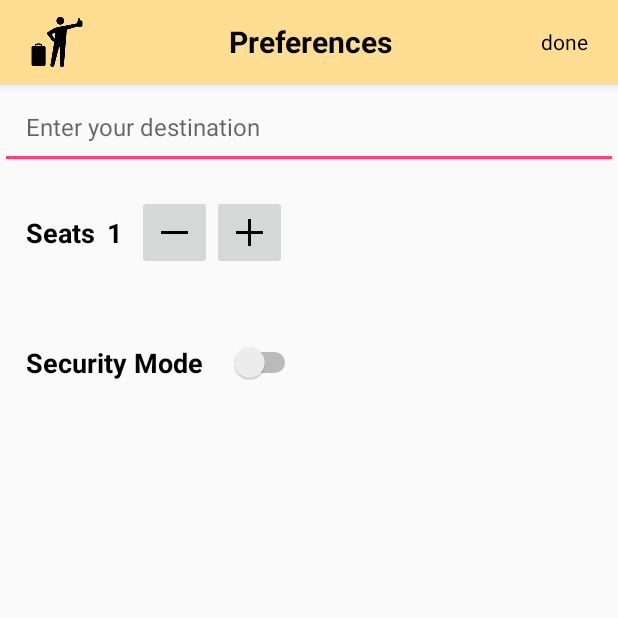
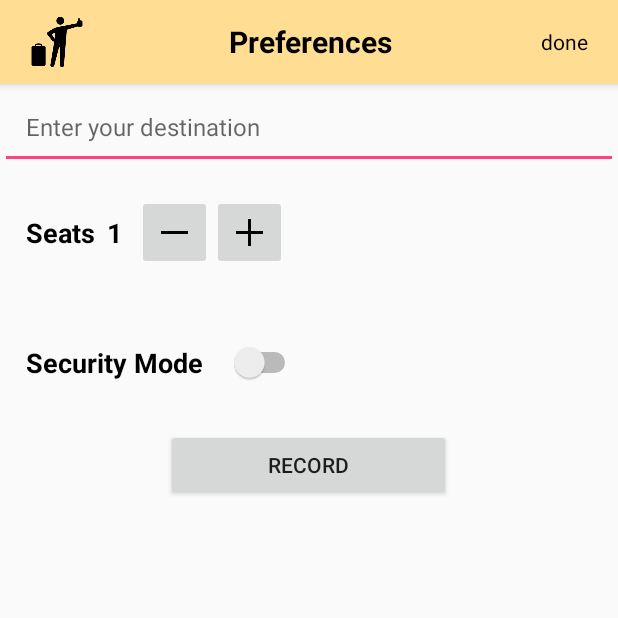
Before and after one commit to PunktSonstNichts/Hitchhacking, an Android app: the HitchHikePreferenceActivity screen opened directly, with no data from a screen before it, after a tap on "done", on a phone screen of 412 x 824 dp, the top half of it. Run offline under Robolectric (Android 15) with nearby library versions, the phone set to English and light mode, and no system bars; 1 statement that could not run was skipped.

Commit message:
just commit

```diff
--- a/client/HitchHacker/app/src/main/AndroidManifest.xml
+++ b/client/HitchHacker/app/src/main/AndroidManifest.xml
@@ -5,8 +5,8 @@
     <uses-permission android:name="android.permission.ACCESS_COARSE_LOCATION"/>
     <uses-permission android:name="android.permission.ACCESS_FINE_LOCATION"/>
     <uses-permission android:name="android.permission.INTERNET"/>
+
     <uses-library android:name="com.google.android.maps"/>
-
 
     <application
         android:allowBackup="true"
@@ -14,7 +14,6 @@
         android:label="@string/app_name"
         android:supportsRtl="true"
         android:theme="@style/AppTheme">
-
         <meta-data
             android:name="com.google.android.geo.API_KEY"
             android:value="AIzaSyBjVO3eaX1ckpZ5WBaNcX0EwYBzKDalgrU"/>
@@ -34,6 +33,8 @@
         </activity>
         <activity android:name=".HitchHiker.HitchHikePreferenceActivity">
         </activity>
+        <activity android:name=".MainActivity">
+        </activity>
     </application>
 
 </manifest>
--- a/client/HitchHacker/app/src/main/java/com/landtanin/hitchhacker/EnterDetailActivity.java
+++ b/client/HitchHacker/app/src/main/java/com/landtanin/hitchhacker/EnterDetailActivity.java
@@ -37,6 +37,8 @@ public class EnterDetailActivity extends AppCompatActivity {
 
         strUserName = String.valueOf(binding.editTxtUsrName.getText());
         strPassWord = String.valueOf(binding.editTxtPassWord.getText());
+
+
 
         binding.okBtn.setOnClickListener(new View.OnClickListener() {
             @Override
--- a/client/HitchHacker/app/src/main/java/com/landtanin/hitchhacker/HitchHiker/HitchHikePreferenceActivity.java
+++ b/client/HitchHacker/app/src/main/java/com/landtanin/hitchhacker/HitchHiker/HitchHikePreferenceActivity.java
@@ -2,7 +2,10 @@ package com.landtanin.hitchhacker.HitchHiker;
 
 import android.Manifest;
 import android.content.pm.PackageManager;
-import android.databinding.DataBindingUtil;
+import android.location.Location;
+import android.location.LocationManager;
+import android.media.MediaPlayer;
+import android.media.MediaRecorder;
 import android.os.AsyncTask;
 import android.os.Bundle;
 import android.support.annotation.NonNull;
@@ -11,6 +14,10 @@ import android.support.v4.app.ActivityCompat;
 import android.support.v7.app.AppCompatActivity;
 import android.util.Log;
 import android.view.View;
+import android.widget.EditText;
+import android.widget.ImageButton;
+import android.widget.Switch;
+import android.widget.TextView;
 
 import com.google.android.gms.common.ConnectionResult;
 import com.google.android.gms.common.api.GoogleApiClient;
@@ -19,9 +26,9 @@ import com.google.android.gms.maps.CameraUpdateFactory;
 import com.google.android.gms.maps.GoogleMap;
 import com.google.android.gms.maps.OnMapReadyCallback;
 import com.google.android.gms.maps.model.LatLng;
+import com.google.android.gms.maps.model.MarkerOptions;
 import com.landtanin.hitchhacker.JSONObtained;
 import com.landtanin.hitchhacker.R;
-import com.landtanin.hitchhacker.databinding.ActivityHitchHikePreferenceBinding;
 
 import org.json.JSONObject;
 
@@ -37,7 +44,7 @@ import static android.preference.PreferenceManager.getDefaultSharedPreferences;
 
 public class HitchHikePreferenceActivity extends AppCompatActivity implements OnMapReadyCallback, GoogleApiClient.ConnectionCallbacks, GoogleApiClient.OnConnectionFailedListener {
 
-    ActivityHitchHikePreferenceBinding binding;
+//    ActivityHitchHikePreferenceBinding binding;
 
     private int seatCounter = 1;
 
@@ -49,7 +56,8 @@ public class HitchHikePreferenceActivity extends AppCompatActivity implements On
     private GoogleApiClient mGoogleApiClient;
     private GoogleMap map;
 
-    private android.location.Location mLastLocation;
+    private Location mLastLocation;
+
 
     private String strLat, strLong, strAccuracy, strBearing;
 
@@ -58,12 +66,31 @@ public class HitchHikePreferenceActivity extends AppCompatActivity implements On
 
     private float desHeading;
 
+    private LocationManager locationManager;
 
+    private TextView txtHitchDone;
+    private EditText destinationTxt;
+    TextView seatNumberTxt;
+    ImageButton minusBtn;
+
+    ImageButton plusBtn;
+    Switch swtch_secure;
+
+    //--- audio record----
+
+    private static final String LOG_TAG = "AudioRecordTest";
+    private static String mFileName = null;
+
+    private RecordButton mRecordButton = null;
+    private MediaRecorder mRecorder = null;
+
+    private PlayButton   mPlayButton = null;
+    private MediaPlayer mPlayer = null;
 
     @Override
     protected void onCreate(Bundle savedInstanceState) {
         super.onCreate(savedInstanceState);
-        binding = DataBindingUtil.setContentView(this, R.layout.activity_hitch_hike_preference);
+        setContentView(R.layout.activity_hitch_hike_preference);
 
         // map
         mGoogleApiClient = new GoogleApiClient.Builder(this)
@@ -72,34 +99,39 @@ public class HitchHikePreferenceActivity extends AppCompatActivity implements On
                 .addApi(LocationServices.API)
                 .build();
 
-////        MapFragment mapFragment = (MapFragment) getFragmentManager().findFragmentById(R.id.map);
-////        mapFragment.getMapAsync(this);
+//        MapFragment mapFragment = (MapFragment) getFragmentManager().findFragmentById(R.id.map);
+//        mapFragment.getMapAsync(this);
+
+        txtHitchDone = (TextView) findViewById(R.id.txtHitchDone);
+        destinationTxt = (EditText) findViewById(R.id.destination_txt);
+        seatNumberTxt = (TextView) findViewById(R.id.seat_number_txt);
+        minusBtn = (ImageButton) findViewById(R.id.minusBtn);
+        plusBtn = (ImageButton) findViewById(R.id.plusBtn);
+        swtch_secure = (Switch) findViewById(R.id.swtch_secure);
 
 
-
-
-        binding.minusBtn.setOnClickListener(new View.OnClickListener() {
+        minusBtn.setOnClickListener(new View.OnClickListener() {
             @Override
             public void onClick(View view) {
                 if (seatCounter > 1) seatCounter--;
                 else seatCounter = 1;
 
-                binding.seatNumberTxt.setText(String.valueOf(seatCounter));
+                seatNumberTxt.setText(String.valueOf(seatCounter));
             }
         });
 
-        binding.plusBtn.setOnClickListener(new View.OnClickListener() {
+        plusBtn.setOnClickListener(new View.OnClickListener() {
             @Override
             public void onClick(View view) {
                 if (seatCounter < 7) seatCounter++;
                 else seatCounter = 7;
 
-                binding.seatNumberTxt.setText(String.valueOf(seatCounter));
+                seatNumberTxt.setText(String.valueOf(seatCounter));
             }
 
         });
 
-        binding.txtHitchDone.setOnClickListener(new View.OnClickListener() {
+        txtHitchDone.setOnClickListener(new View.OnClickListener() {
             @Override
             public void onClick(View view) {
 
@@ -116,11 +148,11 @@ public class HitchHikePreferenceActivity extends AppCompatActivity implements On
         final HttpUrl myurl = HttpUrl.parse(JSONObtained.getAbsoluteUrl("accessHikes.php")).newBuilder().build();
 
         apiKey = getDefaultSharedPreferences(getBaseContext()).getString("shareAPI", "defaultStringIfNothingFound");
-        amountOfSeat = binding.seatNumberTxt.getText().toString();
+        amountOfSeat = seatNumberTxt.getText().toString();
 
-        if (binding.swtchSecure.getText().equals("off")) {
+        if (swtch_secure.getText().equals("off")) {
             swtchstatus = "0";
-        } else if (binding.swtchSecure.getText().equals("on")) {
+        } else if (swtch_secure.getText().equals("on")) {
             swtchstatus = "1";
         }
         swtchstatus = "1"; // security mode on
@@ -132,23 +164,23 @@ public class HitchHikePreferenceActivity extends AppCompatActivity implements On
 //        GeoPoint newLoc = new GeoPoint(51.528308, -0.122225);
 //        Barcode.GeoPoint desLoc = new Barcode.GeoPoint(1,51.528308, -0.122225);
 
-        android.location.Location desLoc = new android.location.Location("London");
+        Location desLoc = new Location("London");
         desLoc.setLatitude(51.528308);
         desLoc.setLongitude(-0.122225);
 
-        Log.d("TellMeCurrentLoc", String.valueOf(mLastLocation));
 
 //        desHeading = mLastLocation.bearingTo(desLoc);
 
         // get Api key
-
+        strLat = "55";
+        strLong = "0";
 
         final RequestBody formBody = new FormBody.Builder()
                 .add("f", "pushHike")
                 .add("api", apiKey)
                 .add("needed_seats", amountOfSeat)
                 .add("security_mode", swtchstatus)
-                .add("start_timestamp", String.valueOf(timestamp))
+                .add("start_timestamp", String.valueOf(timestamp.getTime()))
                 .add("destination_lat", String.valueOf(51.528308))
                 .add("destination_lon", String.valueOf(-0.122225))
                 .add("destination_heading", String.valueOf(desHeading))
@@ -238,22 +270,33 @@ public class HitchHikePreferenceActivity extends AppCompatActivity implements On
         if (mLastLocation != null) {
 
             strLat = String.valueOf(mLastLocation.getLatitude());
+            Log.d("LAT", strLat);
             strLong = String.valueOf(mLastLocation.getLongitude());
 
+            Log.d("Lng", strLong);
         }
 
         updateLocation();
+        addEvents();
+
+    }
+
+    private void addEvents() {
+        MarkerOptions marker = new MarkerOptions();
+        marker.title("Sample event");
+        marker.position(new LatLng(52.941190, -1.189594)); // Example event market
+        map.addMarker(marker);
 
     }
 
     @Override
     public void onConnectionSuspended(int i) {
-
+        Log.d("LocationPractice", "SUSPENDED");
     }
 
     @Override
     public void onConnectionFailed(@NonNull ConnectionResult connectionResult) {
-
+        Log.d("LocationPractice", "FAILED");
     }
 
     @Override
@@ -262,15 +305,10 @@ public class HitchHikePreferenceActivity extends AppCompatActivity implements On
         map = googleMap;
 
         if (ActivityCompat.checkSelfPermission(this, Manifest.permission.ACCESS_FINE_LOCATION) != PackageManager.PERMISSION_GRANTED && ActivityCompat.checkSelfPermission(this, Manifest.permission.ACCESS_COARSE_LOCATION) != PackageManager.PERMISSION_GRANTED) {
-            // TODO: Consider calling
-            //    ActivityCompat#requestPermissions
-            // here to request the missing permissions, and then overriding
-            //   public void onRequestPermissionsResult(int requestCode, String[] permissions,
-            //                                          int[] grantResults)
-            // to handle the case where the user grants the permission. See the documentation
-            // for ActivityCompat#requestPermissions for more details.
+
             return;
         }
+
         googleMap.setMyLocationEnabled(true);
         updateLocation();
 
@@ -283,7 +321,7 @@ public class HitchHikePreferenceActivity extends AppCompatActivity implements On
 
         if (mGoogleApiClient.isConnected()) {
 
-            android.location.Location location = LocationServices.FusedLocationApi.getLastLocation(mGoogleApiClient);
+            Location location = LocationServices.FusedLocationApi.getLastLocation(mGoogleApiClient);
 
             if (map != null) {
                 map.moveCamera(CameraUpdateFactory.newLatLngZoom(new LatLng(location.getLatitude(), location.getLongitude()), 17));
@@ -291,4 +329,8 @@ public class HitchHikePreferenceActivity extends AppCompatActivity implements On
             }
         }
     }
+
+
+
+
 }
--- a/client/HitchHacker/app/src/main/java/com/landtanin/hitchhacker/LoginActivity.java
+++ b/client/HitchHacker/app/src/main/java/com/landtanin/hitchhacker/LoginActivity.java
@@ -19,6 +19,8 @@ public class LoginActivity extends AppCompatActivity {
         super.onCreate(savedInstanceState);
         binding = DataBindingUtil.setContentView(this,R.layout.activity_login);
 
+
+
         binding.loginBtn.setOnClickListener(new View.OnClickListener() {
             @Override
             public void onClick(View view) {
--- a/client/HitchHacker/app/src/main/res/layout/activity_hitch_hike_preference.xml
+++ b/client/HitchHacker/app/src/main/res/layout/activity_hitch_hike_preference.xml
@@ -1,13 +1,14 @@
 <?xml version="1.0" encoding="utf-8"?>
-<layout xmlns:android="http://schemas.android.com/apk/res/android"
-        xmlns:tools="http://schemas.android.com/tools"
-        tools:context="com.landtanin.hitchhacker.HitchHiker.HitchHikePreferenceActivity">
+
 <LinearLayout
 
     android:id="@+id/activity_hitch_hike_preference"
     android:orientation="vertical"
     android:layout_width="match_parent"
     android:layout_height="match_parent"
+    xmlns:android="http://schemas.android.com/apk/res/android"
+    xmlns:tools="http://schemas.android.com/tools"
+    tools:context="com.landtanin.hitchhacker.HitchHiker.HitchHikePreferenceActivity"
     >
 
     <android.support.v7.widget.Toolbar
@@ -138,29 +139,25 @@
 
 
 
+
     </LinearLayout>
 
-    <TextView
-        android:id="@+id/latTxt"
-        android:layout_width="wrap_content"
+    <Button
+        android:id="@+id/recBtb"
+        android:layout_width="@dimen/login_signup_btn_length"
         android:layout_height="wrap_content"
-        android:layout_gravity="center_vertical"
-        android:textSize="18dp"
-        android:layout_marginRight="40dp"
-        android:textStyle="bold"
-        android:textColor="@color/colorBlack"/>
+        android:layout_gravity="center_horizontal"
+        android:text="Record"/>
 
-    <TextView
-        android:id="@+id/lngTxt"
-        android:layout_width="wrap_content"
-        android:layout_height="wrap_content"
-        android:layout_gravity="center_vertical"
-        android:textSize="18dp"
-        android:textStyle="bold"
-        android:textColor="@color/colorBlack"/>
 
+
+    <!--<fragment xmlns:android="http://schemas.android.com/apk/res/android"-->
+              <!--android:name="com.google.android.gms.maps.MapFragment"-->
+              <!--android:id="@+id/map"-->
+              <!--android:layout_width="match_parent"-->
+              <!--android:layout_height="match_parent"-->
+        <!--/>-->
 
 
 
 </LinearLayout>
-</layout>
```
Also changed, not shown: client/HitchHacker/app/src/main/java/com/landtanin/hitchhacker/MainActivity.java (added, +13 -0 lines), client/HitchHacker/app/src/main/res/layout/activity_main.xml (+4 -44 lines).
